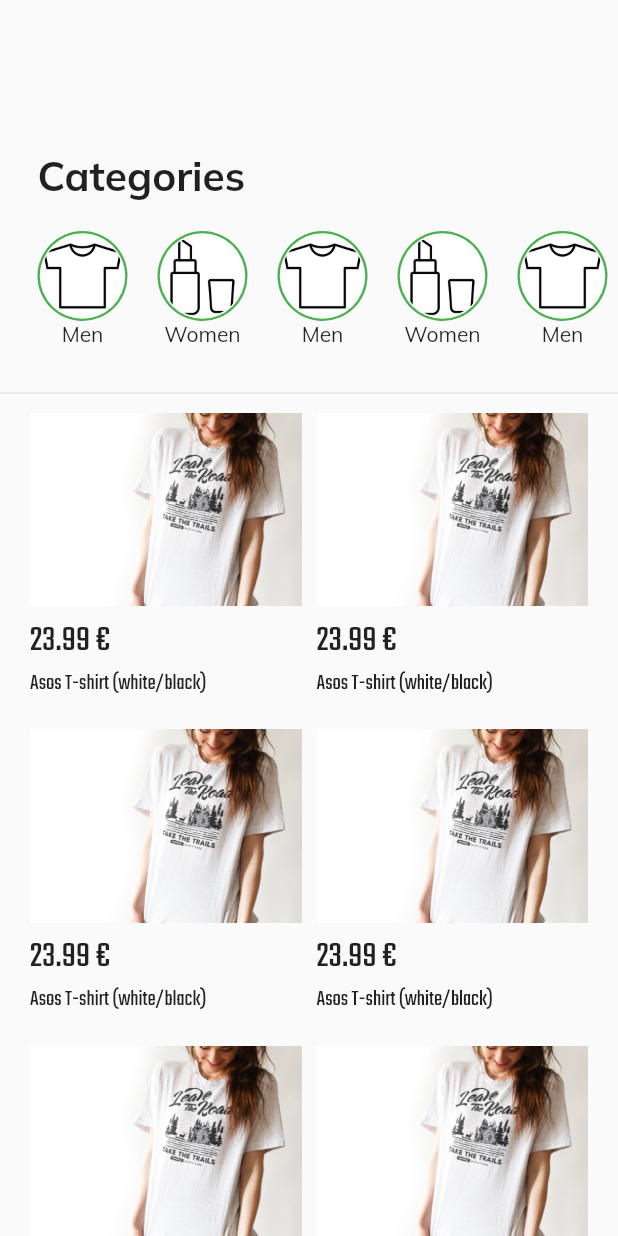
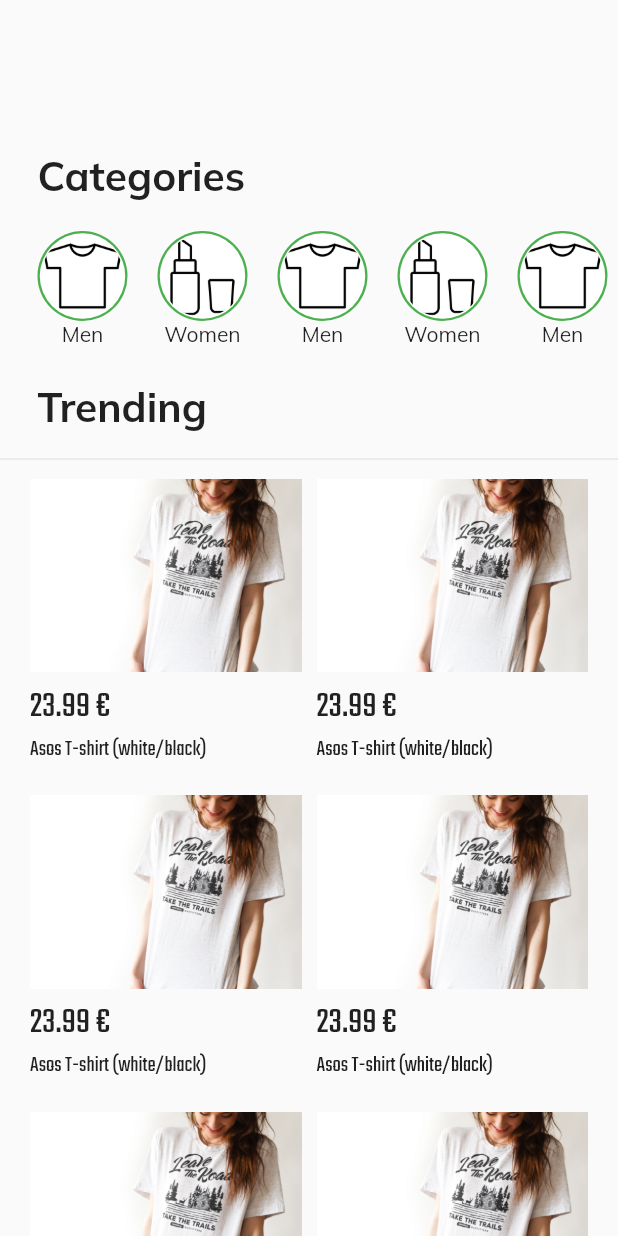
Before and after one commit to DanielLokk/e-commerce_app, a Flutter app: the screen it shows after launch, on a phone screen of 412 x 824 dp. Run offline on Flutter 3.47's test engine with Material 2 defaults, Android fonts, the phone set to English and light mode, and no system bars; our stand-ins replace google_fonts; missing offline and left inert: flappy_search_bar.

Commit message:
Checkpoint -> Before changing sizes according to device size

```diff
--- a/lib/pages/home.dart
+++ b/lib/pages/home.dart
@@ -13,6 +13,8 @@ class _HomeState extends State<Home> {
   @override
   Widget build(BuildContext context) {
     double height = MediaQuery.of(context).size.height;
+    double width = MediaQuery.of(context).size.width;
+
     return new Scaffold(
       body: Container(
         child: SafeArea(
@@ -21,9 +23,7 @@ class _HomeState extends State<Home> {
             children: <Widget>[
               Column(
                 children: [
-                  Padding(
-                    padding: EdgeInsets.symmetric(vertical: 50),
-                  ),
+                  Padding(padding: EdgeInsets.symmetric(vertical: 50)),
                   Row(
                     children: [
                       Padding(padding: EdgeInsets.only(left: 25)),
@@ -38,6 +38,17 @@ class _HomeState extends State<Home> {
                     height: 120,
                     child: getCategories(),
                   ),
+                  Row(
+                    children: [
+                      Padding(padding: EdgeInsets.symmetric(horizontal: 12.5)),
+                      Text(
+                        "Trending",
+                        style: GoogleFonts.muli(
+                            fontWeight: FontWeight.bold, fontSize: 27),
+                      ),
+                    ],
+                  ),
+                  Padding(padding: EdgeInsets.symmetric(vertical: 5)),
                   Divider(),
                   FeedState().createFeed(context, listPosts),
                 ],
```
